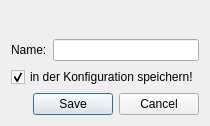
The window that src/gui/qt/changecontentdialog.ui (pokerth/pokerth) describes before a commit, drawn with Qt 5.
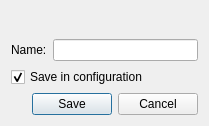
The same window after the commit.

Patch:
```diff
--- a/src/gui/qt/changecontentdialog.ui
+++ b/src/gui/qt/changecontentdialog.ui
@@ -43,7 +43,7 @@
    <item row="2" column="0">
     <widget class="QCheckBox" name="checkBox">
      <property name="text">
-      <string>in der Konfiguration speichern!</string>
+      <string>Save in configuration</string>
      </property>
      <property name="checked">
       <bool>true</bool>
```
